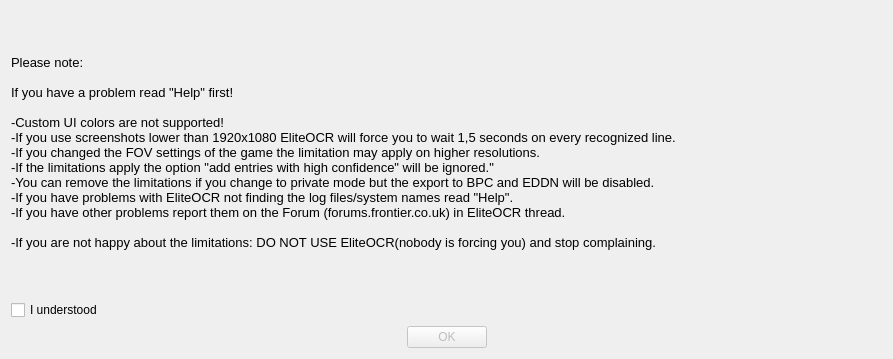
Old version of the form infoUI.ui in the repository seeebek/EliteOCR.
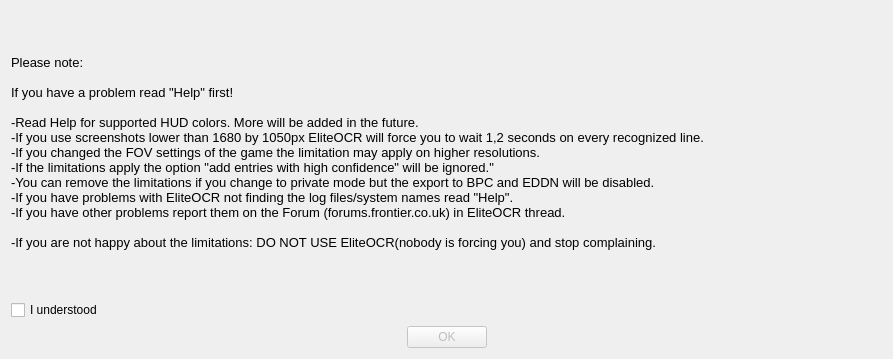
New version of the form.

The edit to the form file:
```diff
--- a/infoUI.ui
+++ b/infoUI.ui
@@ -26,8 +26,8 @@
 
 If you have a problem read &quot;Help&quot; first!
 
--Custom UI colors are not supported!
--If you use screenshots lower than 1920x1080 EliteOCR will force you to wait 1,5 seconds on every recognized line.
+-Read Help for supported HUD colors. More will be added in the future.
+-If you use screenshots lower than 1680 by 1050px EliteOCR will force you to wait 1,2 seconds on every recognized line.
 -If you changed the FOV settings of the game the limitation may apply on higher resolutions.
 -If the limitations apply the option &quot;add entries with high confidence&quot; will be ignored.&quot;
 -You can remove the limitations if you change to private mode but the export to BPC and EDDN will be disabled.
```
